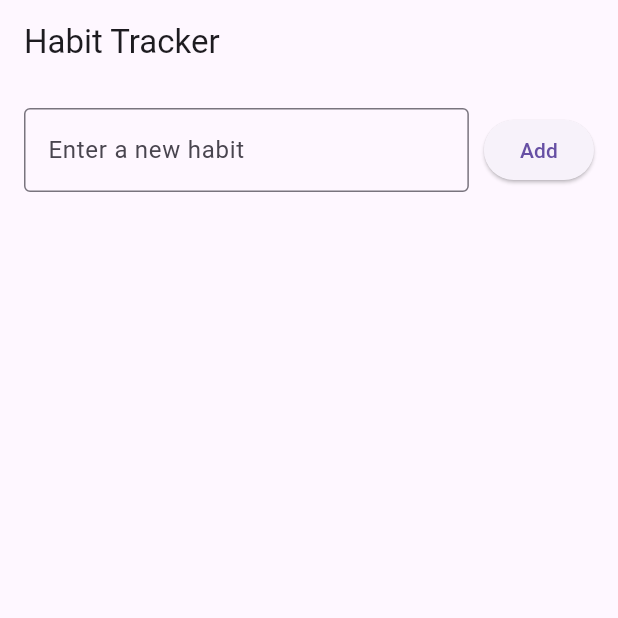
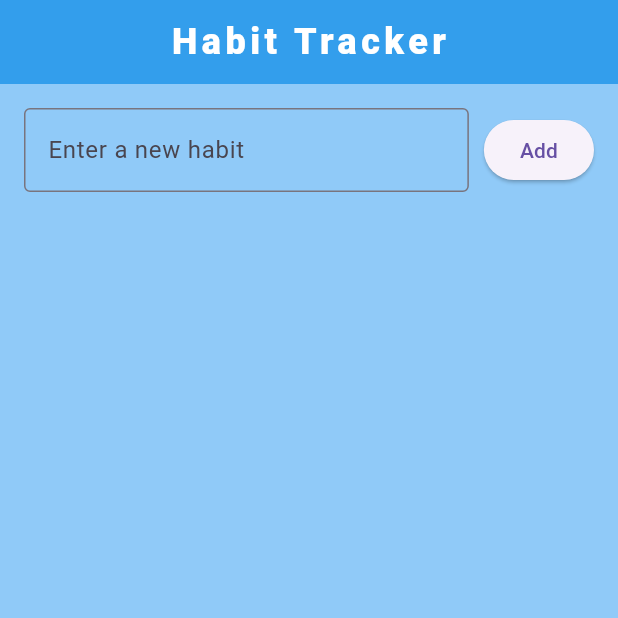
Before and after one commit to hamidd10/habit_tracker, a Flutter app: the screen it shows after launch, on a phone screen of 412 x 824 dp, the top half of it. Run offline on Flutter 3.47's test engine with Material 3 defaults, Android fonts, the phone set to English and light mode, and no system bars.

Commit message:
clean code and imrove UI

```diff
--- /dev/null
+++ b/lib/habit_class.dart
@@ -0,0 +1,8 @@
+
+
+class Habit {
+  String name;
+  bool isCompleted;
+
+  Habit({required this.name, this.isCompleted = false});
+}
--- a/lib/main.dart
+++ b/lib/main.dart
@@ -1,4 +1,6 @@
 import 'package:flutter/material.dart';
+
+import 'habit_class.dart';
 
 void main() {
   runApp(HabitTrackerApp());
@@ -8,21 +10,12 @@ class HabitTrackerApp extends StatelessWidget {
   @override
   Widget build(BuildContext context) {
     return MaterialApp(
-      title: 'Habit Tracker',
-      theme: ThemeData(
-        primarySwatch: Colors.blue,
-      ),
       home: HabitListScreen(),
     );
   }
 }
 
-class Habit {
-  String name;
-  bool isCompleted;
 
-  Habit({required this.name, this.isCompleted = false});
-}
 
 class HabitListScreen extends StatefulWidget {
   @override
@@ -51,8 +44,18 @@ class _HabitListScreenState extends State<HabitListScreen> {
   @override
   Widget build(BuildContext context) {
     return Scaffold(
+      backgroundColor: Color(0xFF90CAF8),
       appBar: AppBar(
-        title: Text('Habit Tracker'),
+        title: const Text(
+          'Habit Tracker',
+          style: TextStyle(
+              color: Colors.white,
+              fontWeight: FontWeight.w900,
+              letterSpacing: 3,
+              fontSize: 24),
+        ),
+        backgroundColor: const Color(0xFF339EEC),
+        centerTitle: true,
       ),
       body: Column(
         children: [
```
